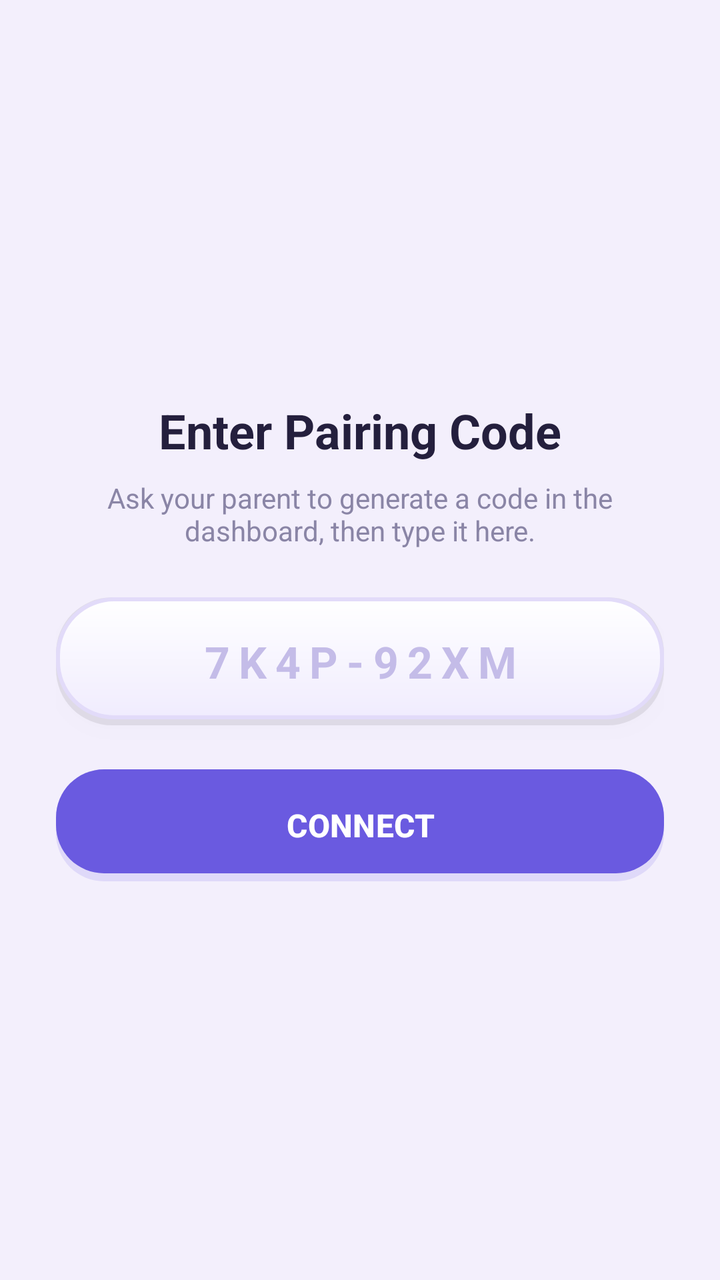
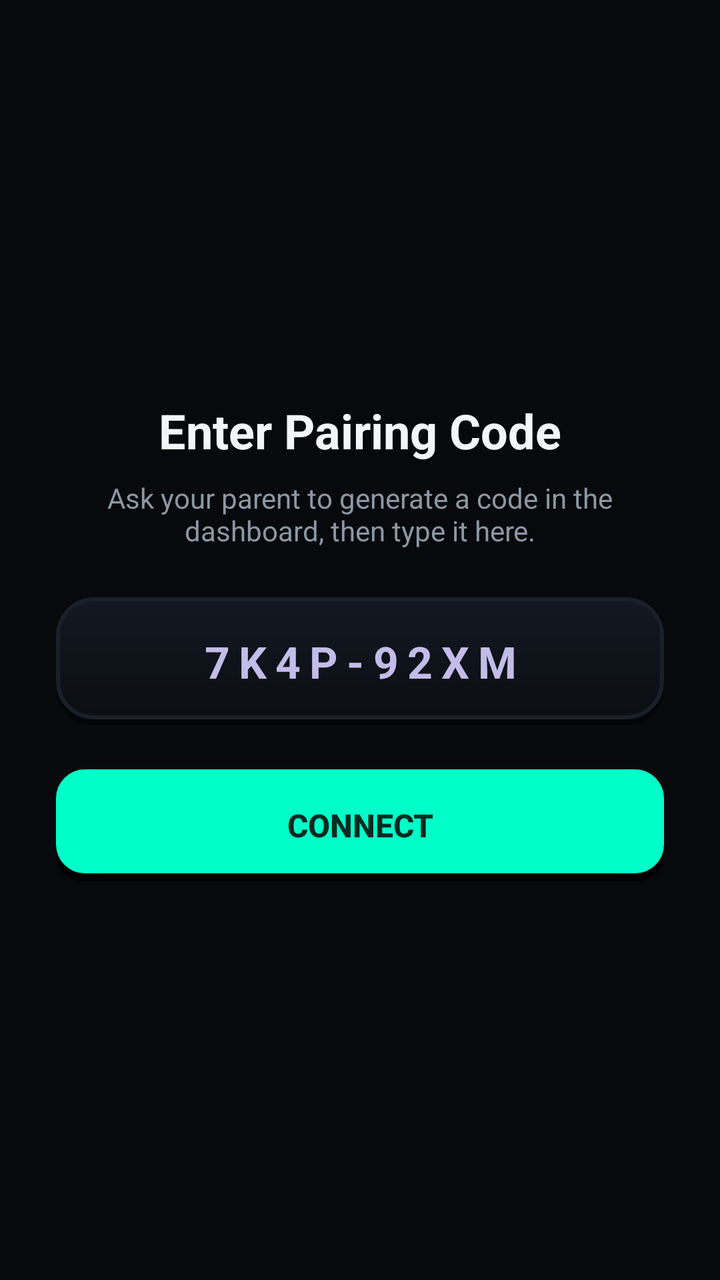

Compare the two renders of this Android layout. The source of the first and the diff that turns it into the second are given below.
<!-- AndroidManifest.xml: application theme Theme.AccessControl -->
<!-- res/layout/activity_pairing.xml -->
<?xml version="1.0" encoding="utf-8"?>
<LinearLayout xmlns:android="http://schemas.android.com/apk/res/android"
    android:layout_width="match_parent"
    android:layout_height="match_parent"
    android:gravity="center"
    android:orientation="vertical"
    android:padding="28dp">

    <TextView
        android:layout_width="wrap_content"
        android:layout_height="wrap_content"
        android:text="@string/pairing_title"
        android:textColor="@color/clay_text"
        android:textSize="24sp"
        android:textStyle="bold" />

    <TextView
        android:layout_width="wrap_content"
        android:layout_height="wrap_content"
        android:layout_marginTop="8dp"
        android:gravity="center"
        android:text="@string/pairing_hint"
        android:textColor="@color/clay_text_soft"
        android:textSize="14sp" />

    <EditText
        android:id="@+id/pairingInput"
        android:layout_width="match_parent"
        android:layout_height="64dp"
        android:layout_marginTop="24dp"
        android:background="@drawable/bg_clay_card"
        android:elevation="6dp"
        android:gravity="center"
        android:hint="7K4P-92XM"
        android:inputType="textCapCharacters"
        android:letterSpacing="0.2"
        android:maxLength="9"
        android:textColor="@color/clay_text"
        android:textColorHint="#C4BCE8"
        android:textSize="22sp"
        android:textStyle="bold" />

    <ProgressBar
        android:id="@+id/pairingProgress"
        android:layout_width="32dp"
        android:layout_height="32dp"
        android:layout_marginTop="18dp"
        android:visibility="gone" />

    <TextView
        android:id="@+id/pairingError"
        android:layout_width="match_parent"
        android:layout_height="wrap_content"
        android:layout_marginTop="14dp"
        android:gravity="center"
        android:textColor="@color/clay_red"
        android:textSize="14sp"
        android:visibility="gone" />

    <TextView
        android:id="@+id/pairingSuccess"
        android:layout_width="match_parent"
        android:layout_height="wrap_content"
        android:layout_marginTop="14dp"
        android:gravity="center"
        android:text="@string/pairing_success"
        android:textColor="@color/clay_green"
        android:textSize="15sp"
        android:textStyle="bold"
        android:visibility="gone" />

    <Button
        android:id="@+id/btnConnect"
        android:layout_width="match_parent"
        android:layout_height="56dp"
        android:layout_marginTop="22dp"
        android:background="@drawable/bg_clay_button_primary"
        android:elevation="8dp"
        android:text="@string/pairing_connect"
        android:textColor="#FFFFFF"
        android:textSize="16sp"
        android:textStyle="bold" />
</LinearLayout>
<!-- resources referenced by this layout -->
<resources>
  <color name="clay_green">#3DD68C</color>
  <color name="clay_red">#F26D6D</color>
  <color name="clay_text">#241F3D</color>
  <color name="clay_text_soft">#8A85A6</color>
  <!-- drawable bg_clay_button_primary (drawable) -->
  <?xml version="1.0" encoding="utf-8"?>
  <layer-list xmlns:android="http://schemas.android.com/apk/res/android">
      <item>
          <shape android:shape="rectangle">
              <corners android:radius="24dp" />
              <solid android:color="#26000000" />
          </shape>
      </item>
      <item android:bottom="4dp">
          <shape android:shape="rectangle">
              <corners android:radius="24dp" />
              <gradient
                  android:angle="270"
                  android:startColor="#7C6CF6"
                  android:endColor="@color/clay_primary_dark" />
          </shape>
      </item>
  </layer-list>
  <!-- drawable bg_clay_card (drawable) -->
  <?xml version="1.0" encoding="utf-8"?>
  <layer-list xmlns:android="http://schemas.android.com/apk/res/android">
      <item>
          <shape android:shape="rectangle">
              <corners android:radius="28dp" />
              <solid android:color="#14000000" />
          </shape>
      </item>
      <item android:bottom="3dp">
          <shape android:shape="rectangle">
              <corners android:radius="28dp" />
              <gradient
                  android:angle="270"
                  android:startColor="#FFFFFF"
                  android:endColor="@color/clay_card_deep" />
              <stroke
                  android:width="2dp"
                  android:color="@color/clay_stroke" />
          </shape>
      </item>
  </layer-list>
  <string name="pairing_connect">CONNECT</string>
  <string name="pairing_hint">Ask your parent to generate a code in the dashboard, then type it here.</string>
  <string name="pairing_success">Paired! Connecting…</string>
  <string name="pairing_title">Enter Pairing Code</string>
  <style name="Theme.AccessControl" parent="Theme.Material3.Light.NoActionBar">
          <item name="colorPrimary">@color/clay_primary</item>
          <item name="colorOnPrimary">#FFFFFF</item>
          <item name="colorPrimaryContainer">@color/clay_card_deep</item>
          <item name="colorSecondary">@color/clay_accent</item>
          <item name="android:statusBarColor">@color/clay_bg</item>
          <item name="android:navigationBarColor">@color/clay_bg</item>
          <item name="android:windowLightStatusBar">true</item>
          <item name="android:windowBackground">@color/clay_bg</item>
      </style>
  <color name="clay_primary_dark">#5B4BD1</color>
  <color name="clay_card_deep">#F0ECFE</color>
  <color name="clay_stroke">#E2DBF9</color>
  <color name="clay_primary">#6A5AE0</color>
  <color name="clay_accent">#4FC3F7</color>
  <color name="clay_bg">#F3EFFC</color>
</resources>

<!-- the commit's change to res/layout/activity_pairing.xml (unified diff, before → after) -->
@@ -69,7 +69,7 @@
         android:textStyle="bold"
         android:visibility="gone" />
 
-    <Button
+    <androidx.appcompat.widget.AppCompatButton
         android:id="@+id/btnConnect"
         android:layout_width="match_parent"
         android:layout_height="56dp"
@@ -77,7 +77,7 @@
         android:background="@drawable/bg_clay_button_primary"
         android:elevation="8dp"
         android:text="@string/pairing_connect"
-        android:textColor="#FFFFFF"
+        android:textColor="#062A22"
         android:textSize="16sp"
         android:textStyle="bold" />
 </LinearLayout>
<!-- resource entries referenced after the edit -->
@@ -1,25 +1,23 @@
 <!-- resources referenced by this layout -->
 <resources>
   <color name="clay_green">#3DD68C</color>
-  <color name="clay_red">#F26D6D</color>
-  <color name="clay_text">#241F3D</color>
-  <color name="clay_text_soft">#8A85A6</color>
+  <color name="clay_red">#FF2E63</color>
+  <color name="clay_text">#F2F6F7</color>
+  <color name="clay_text_soft">#8B98A5</color>
   <!-- drawable bg_clay_button_primary (drawable) -->
   <?xml version="1.0" encoding="utf-8"?>
   <layer-list xmlns:android="http://schemas.android.com/apk/res/android">
       <item>
           <shape android:shape="rectangle">
-              <corners android:radius="24dp" />
-              <solid android:color="#26000000" />
+              <corners android:radius="14dp" />
+              <solid android:color="#000000" />
           </shape>
       </item>
       <item android:bottom="4dp">
           <shape android:shape="rectangle">
-              <corners android:radius="24dp" />
-              <gradient
-                  android:angle="270"
-                  android:startColor="#7C6CF6"
-                  android:endColor="@color/clay_primary_dark" />
+              <corners android:radius="14dp" />
+              <solid android:color="@color/clay_primary" />
+              <stroke android:width="1dp" android:color="@color/clay_primary" />
           </shape>
       </item>
   </layer-list>
@@ -28,17 +26,17 @@
   <layer-list xmlns:android="http://schemas.android.com/apk/res/android">
       <item>
           <shape android:shape="rectangle">
-              <corners android:radius="28dp" />
-              <solid android:color="#14000000" />
+              <corners android:radius="18dp" />
+              <solid android:color="#66000000" />
           </shape>
       </item>
       <item android:bottom="3dp">
           <shape android:shape="rectangle">
-              <corners android:radius="28dp" />
+              <corners android:radius="18dp" />
               <gradient
                   android:angle="270"
-                  android:startColor="#FFFFFF"
-                  android:endColor="@color/clay_card_deep" />
+                  android:startColor="#131822"
+                  android:endColor="#0B0E13" />
               <stroke
                   android:width="2dp"
                   android:color="@color/clay_stroke" />
@@ -51,19 +49,18 @@
   <string name="pairing_title">Enter Pairing Code</string>
   <style name="Theme.AccessControl" parent="Theme.Material3.Light.NoActionBar">
           <item name="colorPrimary">@color/clay_primary</item>
-          <item name="colorOnPrimary">#FFFFFF</item>
+          <item name="colorOnPrimary">#062A22</item>
           <item name="colorPrimaryContainer">@color/clay_card_deep</item>
           <item name="colorSecondary">@color/clay_accent</item>
           <item name="android:statusBarColor">@color/clay_bg</item>
           <item name="android:navigationBarColor">@color/clay_bg</item>
-          <item name="android:windowLightStatusBar">true</item>
+          <item name="android:windowLightStatusBar">false</item>
           <item name="android:windowBackground">@color/clay_bg</item>
       </style>
-  <color name="clay_primary_dark">#5B4BD1</color>
-  <color name="clay_card_deep">#F0ECFE</color>
-  <color name="clay_stroke">#E2DBF9</color>
-  <color name="clay_primary">#6A5AE0</color>
+  <color name="clay_card_deep">#11151D</color>
+  <color name="clay_stroke">#1A2029</color>
+  <color name="clay_primary">#00FFC8</color>
   <color name="clay_accent">#4FC3F7</color>
-  <color name="clay_bg">#F3EFFC</color>
+  <color name="clay_bg">#07090C</color>
 </resources>
 
